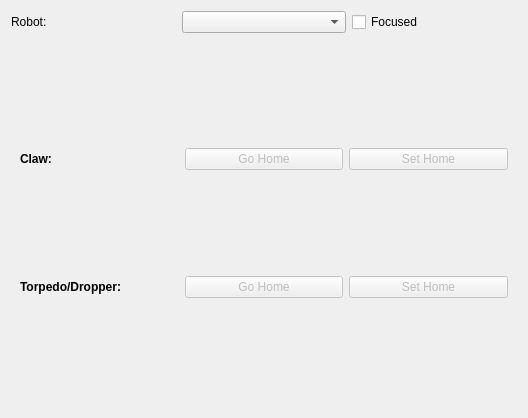
The window that amrviz/amrviz/src/commander.ui (OSU-AMR/amr_gui) describes before a commit, drawn with Qt 5.
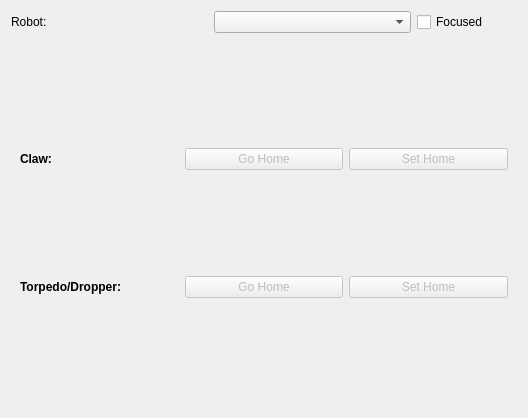
The same window after the commit.

Commit message: Added an AMR Model

The edit to the form file:
```diff
--- a/amrviz/amrviz/src/commander.ui
+++ b/amrviz/amrviz/src/commander.ui
@@ -28,6 +28,18 @@
      </item>
      <item>
       <widget class="QCheckBox" name="focus_box">
+       <property name="minimumSize">
+        <size>
+         <width>100</width>
+         <height>0</height>
+        </size>
+       </property>
+       <property name="maximumSize">
+        <size>
+         <width>100</width>
+         <height>16777215</height>
+        </size>
+       </property>
        <property name="text">
         <string>Focused</string>
        </property>
```
The commit also changes 2 other files.
